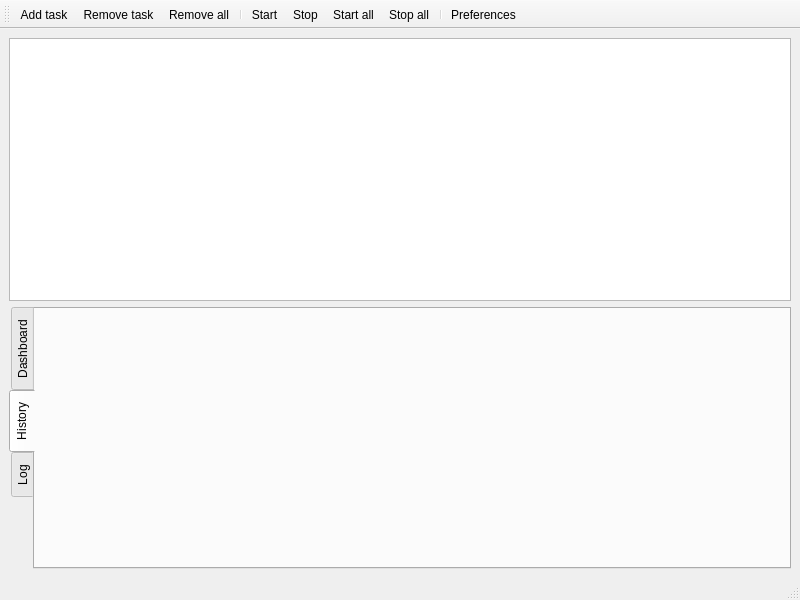
Before: the Qt Designer form src/plugins/cstp/cstp.ui in 0xd34df00d/leechcraft, drawn with Qt 5.
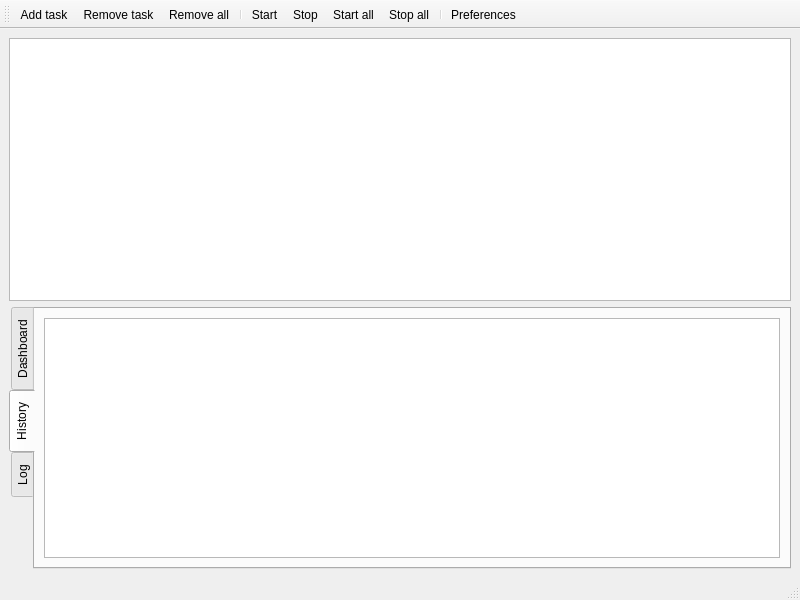
After: the same form once the commit is applied. The open tabs and pages were chosen to show the change. Icons and pictures are not drawn.

Commit message: * Various fixes here or there. + CSTP: FS#141: History. + CSTP: FS#147: Save settings. + CSTP: FS#142: FTP. + CSTP: FS#143: Continue downloading. - HTTP/FTP.

```diff
--- a/src/plugins/cstp/cstp.ui
+++ b/src/plugins/cstp/cstp.ui
@@ -57,9 +57,32 @@
        </attribute>
       </widget>
       <widget class="QWidget" name="TabHistory_" >
+       <property name="geometry" >
+        <rect>
+         <x>0</x>
+         <y>0</y>
+         <width>758</width>
+         <height>252</height>
+        </rect>
+       </property>
        <attribute name="title" >
         <string>History</string>
        </attribute>
+       <layout class="QVBoxLayout" name="verticalLayout_2" >
+        <item>
+         <widget class="QTreeView" name="HistoryView_" >
+          <property name="contextMenuPolicy" >
+           <enum>Qt::ActionsContextMenu</enum>
+          </property>
+          <property name="rootIsDecorated" >
+           <bool>false</bool>
+          </property>
+          <property name="expandsOnDoubleClick" >
+           <bool>false</bool>
+          </property>
+         </widget>
+        </item>
+       </layout>
       </widget>
       <widget class="QWidget" name="TabLog_" >
        <property name="geometry" >
```
Left out of the diff: 7 changed lines with no effect on the pictures. The commit also changes 16 other files.
